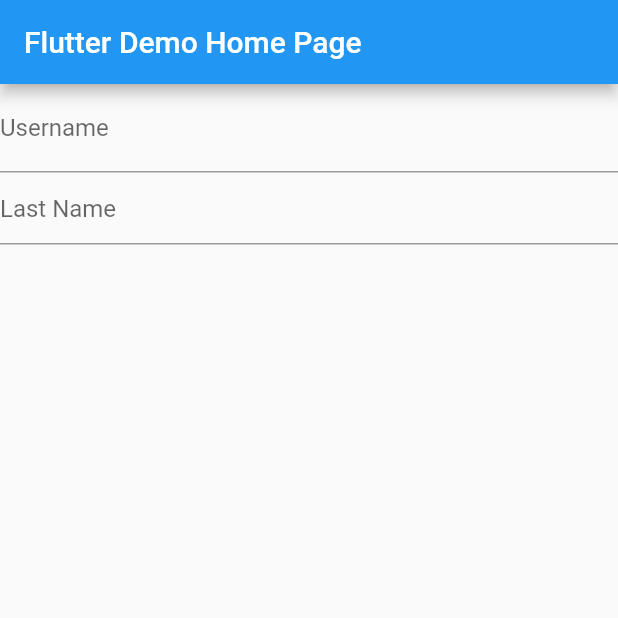
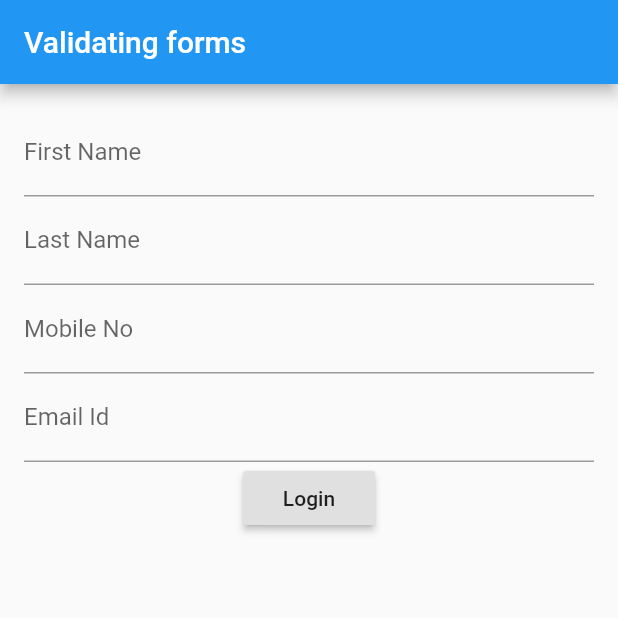
Before and after one commit to rajajawahar/FlutterDatabaseSQFLite, a Flutter app: the screen it shows after launch, on a phone screen of 412 x 824 dp, the top half of it. Run offline on Flutter 3.47's test engine with Material 2 defaults, Android fonts, the phone set to English and light mode, and no system bars; our stand-ins replace sqflite; accounts and stored records are empty.

Commit message:
Employee dart file added

```diff
--- a/lib/main.dart
+++ b/lib/main.dart
@@ -1,4 +1,5 @@
 import 'package:flutter/material.dart';
+import 'package:sqflitedatabase/database/dbhelper.dart';
 
 void main() => runApp(new MyApp());
 
@@ -26,24 +27,68 @@ class MyHomePage extends StatefulWidget {
 
 class _MyHomePageState extends State<MyHomePage> {
 
-String _username;
+String firstname;
+String lastname;
+String emailId;
+String mobileno;
+final scaffoldKey = new GlobalKey<ScaffoldState>();
+final formKey = new GlobalKey<FormState>();
 
 
-  @override
+    @override
   Widget build(BuildContext context) {
-
     return new Scaffold(
+      key: scaffoldKey,
       appBar: new AppBar(
-        title: new Text(widget.title),
+        title: new Text('Validating forms'),
       ),
-      body: new Column(children: <Widget>[
-        new TextFormField(
-    decoration: new InputDecoration(labelText: 'Username'),
-    validator: (val) => val.isEmpty? 'Username can\'t be empty.' : null,
-    onSaved: (val) => _username = val,
-  ),
-        new TextField(decoration: new InputDecoration(hintText: "Last Name"),
-        )],)
+      body: new Padding(
+        padding: const EdgeInsets.all(16.0),
+        child: new Form(
+          key: formKey,
+          child: new Column(
+            children: [
+              new TextFormField(
+                decoration: new InputDecoration(labelText: 'First Name'),
+                validator: (val) =>
+                    val.length == 0 ?"Enter FirstName" : null,
+                onSaved: (val) => firstname = val,
+              ),
+              new TextFormField(
+                decoration: new InputDecoration(labelText: 'Last Name'),
+                validator: (val) =>
+                    val.length ==0 ? 'Enter LastName' : null,
+                onSaved: (val) => lastname = val,
+                obscureText: true,
+              ),
+              new TextFormField(
+                decoration: new InputDecoration(labelText: 'Mobile No'),
+                validator: (val) =>
+                    val.length ==0 ? 'Enter Mobile No' : null,
+                onSaved: (val) => lastname = val,
+                obscureText: true,
+              ),
+              new TextFormField(
+                decoration: new InputDecoration(labelText: 'Email Id'),
+                validator: (val) =>
+                    val.length ==0 ? 'Enter Email Id' : null,
+                onSaved: (val) => lastname = val,
+                obscureText: true,
+              ),
+              new RaisedButton(
+                onPressed: _submit,
+                child: new Text('Login'),
+              ),
+            ],
+          ),
+        ),
+      ),
     );
   }
+  void _submit() {
+    var dbHelper = new DBHelper();
+    Database database = dbHelper.db;
+
+
+  }
 }
--- /dev/null
+++ b/lib/model/employee.dart
@@ -0,0 +1,19 @@
+class Employee{
+
+  String firstName;
+  String lastName;
+  String mobileNo;
+  String emailId;
+
+  Employee(this.firstName, this.lastName,this.mobileNo,this.emailId);
+
+
+  Map<String, dynamic> toMap() {
+    var map = new Map<String, dynamic>();
+    map["firstname"] = firstName;
+    map["lastname"] = lastName;
+    map["mobileno"] = mobileNo;
+    map["emailid"] = emailId;
+    return map;
+  }
+}
--- a/lib/model/user.dart
+++ /dev/null
@@ -1,21 +0,0 @@
-class User{
-
-  String _username;
-  String _password;
-  User(this._username, this._password);
-
-  User.map(dynamic obj) {
-    this._username = obj["username"];
-    this._password = obj["password"];
-  }
-
-  String get username => _username;
-  String get password => _password;
-
-  Map<String, dynamic> toMap() {
-    var map = new Map<String, dynamic>();
-    map["username"] = _username;
-    map["password"] = _password;
-    return map;
-  }
-}
```
Also changed, not shown: lib/database/dbhelper.dart (+12 -7 lines).
